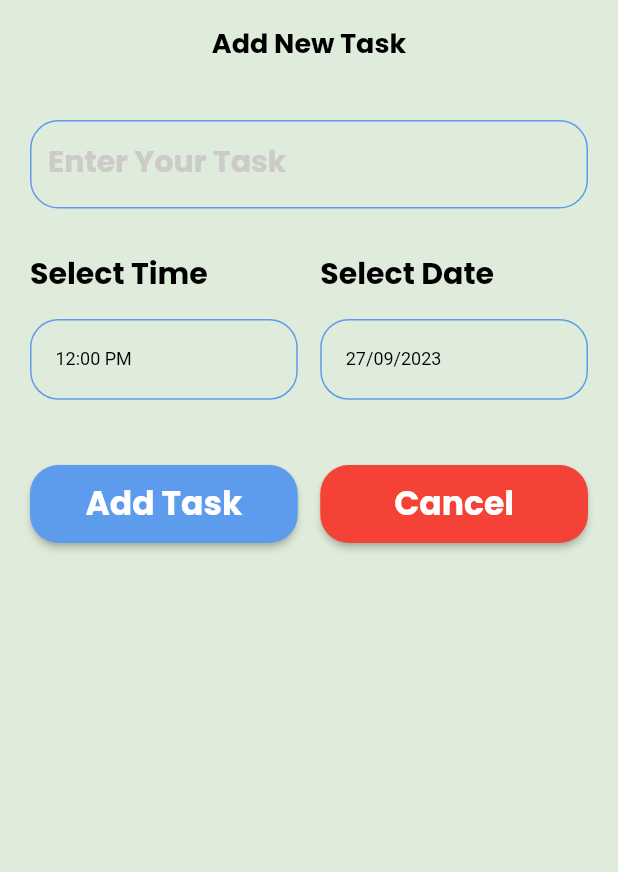
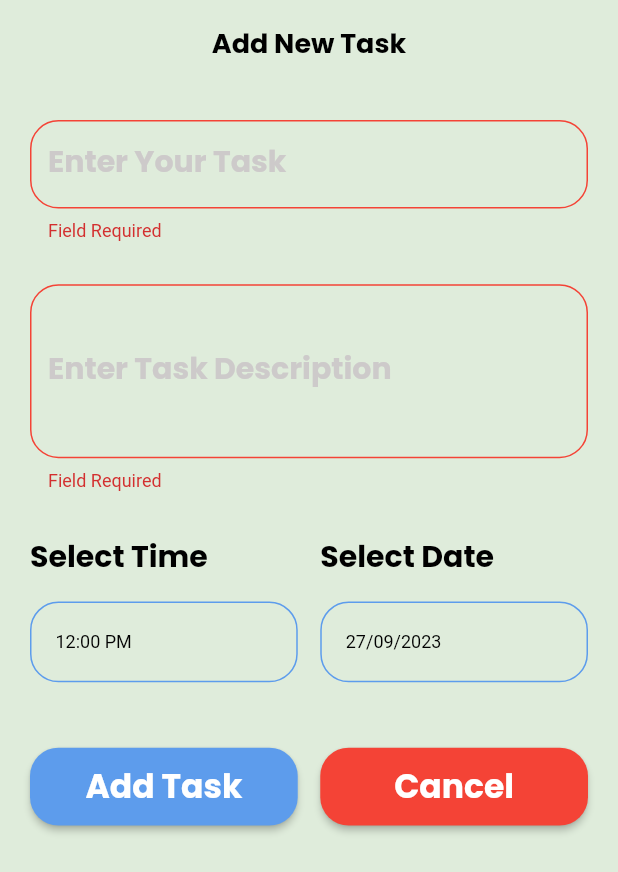
Before and after one commit to heshamgasser/todo_list, a Flutter app: the AddTask widget shown alone on an empty page, opened directly, after a tap on "Add Task", on a phone screen of 412 x 824 dp. Shown: the top 872 px of the screen. Run offline on Flutter 3.47's test engine with Material 2 defaults, Android fonts, the phone set to English and light mode, and no system bars; our stand-ins replace flutter_screenutil, google_fonts, shared_preferences; accounts and stored records are empty; generated files the repository leaves out were written again.

Commit message:
text form field with validation

```diff
--- /dev/null
+++ b/lib/provider/add_task_provider.dart
@@ -0,0 +1,14 @@
+import 'package:flutter/material.dart';
+
+class AddTaskProvider extends ChangeNotifier{
+  GlobalKey<FormState> formKey = GlobalKey();
+
+  void formValidate(BuildContext context){
+    if(formKey.currentState!.validate()){
+      Navigator.pop(context);
+      notifyListeners();
+    }
+  }
+
+
+}
--- a/lib/provider/home_provider.dart
+++ b/lib/provider/home_provider.dart
@@ -26,7 +26,11 @@ class HomeProvider extends ChangeNotifier {
       ),
       context: context,
       builder: (context) {
-        return AddTask();
+        return Padding(
+          padding:
+              EdgeInsets.only(bottom: MediaQuery.of(context).viewInsets.bottom),
+          child: AddTask(),
+        );
       },
     );
     notifyListeners();
--- a/lib/widgets/tasks_widget/add_task_widget.dart
+++ b/lib/widgets/tasks_widget/add_task_widget.dart
@@ -1,5 +1,7 @@
 import 'package:flutter/material.dart';
 import 'package:flutter_screenutil/flutter_screenutil.dart';
+import 'package:provider/provider.dart';
+import 'package:todo/provider/add_task_provider.dart';
 import 'package:todo/style/app_colors.dart';
 import 'package:todo/widgets/tasks_widget/date_time_container.dart';
 import 'package:todo/widgets/tasks_widget/task_elevated_button.dart';
@@ -10,8 +12,17 @@ class AddTask extends StatelessWidget {
 
   @override
   Widget build(BuildContext context) {
-    return Padding(
+    return ChangeNotifierProvider(
+      create: (context) => AddTaskProvider(),
+      builder: (context, child) {
+        var addTaskProvider = Provider.of<AddTaskProvider>(context);
+
+        return SingleChildScrollView(
+          child: Padding(
             padding: EdgeInsets.symmetric(horizontal: 20.w, vertical: 16.h),
+            child: Form(
+              key: addTaskProvider.formKey,
+              autovalidateMode: AutovalidateMode.onUserInteraction,
               child: Column(
                 crossAxisAlignment: CrossAxisAlignment.stretch,
                 mainAxisSize: MainAxisSize.min,
@@ -22,7 +33,14 @@ class AddTask extends StatelessWidget {
                     style: Theme.of(context).textTheme.displayMedium,
                   ),
                   SizedBox(height: 40.h),
-          TaskTextFormField('Enter Your Task'),
+                  TaskTextFormField(
+                      labelText: 'Enter Your Task',
+                      keyboardAction: TextInputAction.next),
+                  SizedBox(height: 30.h),
+                  TaskTextFormField(
+                      labelText: 'Enter Task Description',
+                      keyboardAction: TextInputAction.newline,
+                      maxLines: 4),
                   SizedBox(height: 30.h),
                   Row(
                     children: [
@@ -36,7 +54,8 @@ class AddTask extends StatelessWidget {
                         child: Text(
                           'Select Date',
                           style: Theme.of(context).textTheme.displayLarge,
-              )),
+                        ),
+                      ),
                     ],
                   ),
                   Row(
@@ -52,21 +71,25 @@ class AddTask extends StatelessWidget {
                       TaskElevatedButton(
                         buttonText: 'Add Task',
                         buttonColor: AppColors.lightTaskColor,
-                buttonFunction: () {},
+                        buttonFunction: () {
+                          addTaskProvider.formValidate(context);
+                        },
                       ),
                       SizedBox(width: 15.w),
                       TaskElevatedButton(
                           buttonText: 'Cancel',
                           buttonColor: Colors.red,
-                  buttonFunction: (){
+                          buttonFunction: () {
                             Navigator.pop(context);
-                  }
-
-              ),
+                          }),
                     ],
                   ),
                 ],
               ),
+            ),
+          ),
+        );
+      },
     );
   }
 }
--- a/lib/widgets/tasks_widget/task_text_form_field.dart
+++ b/lib/widgets/tasks_widget/task_text_form_field.dart
@@ -2,14 +2,26 @@ import 'package:flutter/material.dart';
 import 'package:flutter_screenutil/flutter_screenutil.dart';
 
 class TaskTextFormField extends StatelessWidget {
- String labelText;
+  String labelText;
+  TextInputAction keyboardAction;
+  int maxLines;
 
-
- TaskTextFormField(this.labelText);
+  TaskTextFormField(
+      {required this.labelText,
+      required this.keyboardAction,
+      this.maxLines = 1});
 
   @override
   Widget build(BuildContext context) {
     return TextFormField(
+      validator: (value) {
+        if (value == null || value.isEmpty) {
+          return 'Field Required';
+        }
+        return null;
+      },
+      textInputAction: keyboardAction,
+      maxLines: maxLines,
       decoration: InputDecoration(
           border: OutlineInputBorder(
             borderRadius: BorderRadius.circular(20.r),
@@ -36,8 +48,7 @@ class TaskTextFormField extends StatelessWidget {
             ),
           ),
           labelText: labelText,
-          labelStyle: Theme.of(context).textTheme.labelLarge
-      ),
+          labelStyle: Theme.of(context).textTheme.labelLarge),
     );
   }
 }
```
Lines whose indentation alone changed are shown as unchanged.
